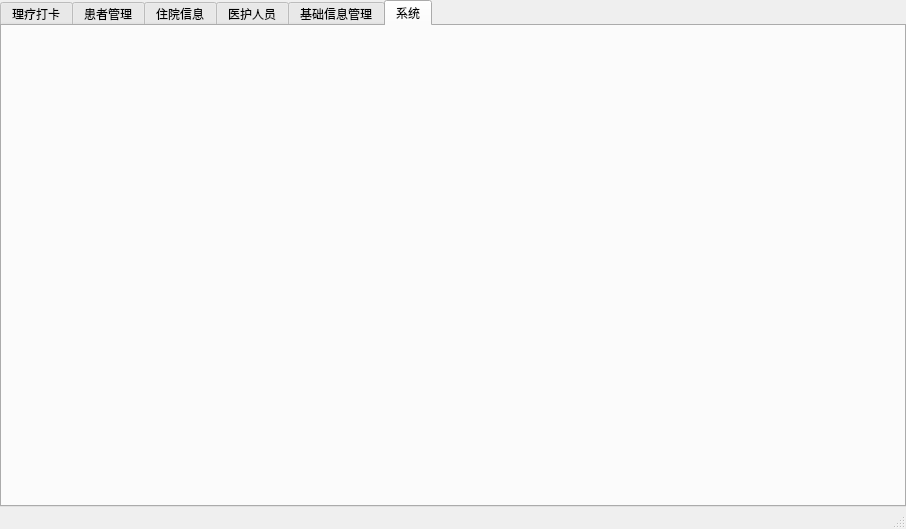
This is PhysioMgr/MainWindow.ui in yuylong/PhysioMgr as Qt 5 draws it before an edit. The edited form follows.
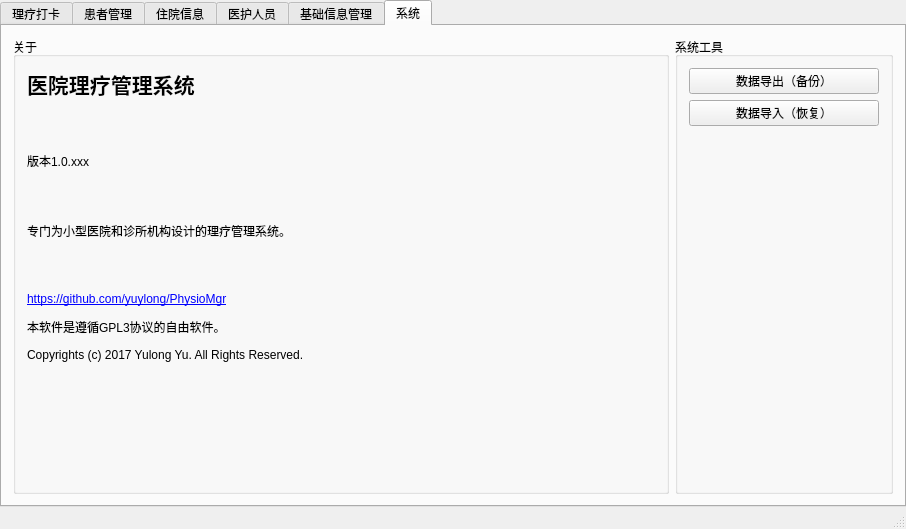
This is the edited form. The open tabs and pages were chosen to show the change.

Commit message: Add the process to delete physio log. Design the GUI for system tab.

```diff
--- a/PhysioMgr/MainWindow.ui
+++ b/PhysioMgr/MainWindow.ui
@@ -14,7 +14,7 @@
    <string>医院理疗管理系统</string>
   </property>
   <widget class="QWidget" name="centralWidget">
-   <layout class="QHBoxLayout" name="horizontalLayout">
+   <layout class="QVBoxLayout" name="verticalLayout_9">
     <property name="spacing">
      <number>0</number>
     </property>
@@ -982,6 +982,76 @@
        <attribute name="title">
         <string>系统</string>
        </attribute>
+       <layout class="QHBoxLayout" name="horizontalLayout" stretch="3,1">
+        <item>
+         <widget class="QGroupBox" name="groupBox_7">
+          <property name="title">
+           <string>关于</string>
+          </property>
+          <layout class="QVBoxLayout" name="verticalLayout_10" stretch="0,1">
+           <item>
+            <widget class="QLabel" name="label_12">
+             <property name="text">
+              <string>&lt;html&gt;&lt;head/&gt;&lt;body&gt;&lt;p&gt;&lt;span style=&quot; font-size:16pt; font-weight:600;&quot;&gt;医院理疗管理系统&lt;/span&gt;&lt;/p&gt;&lt;p&gt;&lt;br/&gt;&lt;/p&gt;&lt;p&gt;版本1.0.xxx&lt;/p&gt;&lt;p&gt;&lt;br/&gt;&lt;/p&gt;&lt;p&gt;专门为小型医院和诊所机构设计的理疗管理系统。&lt;/p&gt;&lt;p&gt;&lt;br/&gt;&lt;/p&gt;&lt;p&gt;&lt;a href=&quot;https://github.com/yuylong/PhysioMgr&quot;&gt;&lt;span style=&quot; text-decoration: underline; color:#0000ff;&quot;&gt;https://github.com/yuylong/PhysioMgr&lt;/span&gt;&lt;/a&gt;&lt;/p&gt;&lt;p&gt;本软件是遵循GPL3协议的自由软件。&lt;/p&gt;&lt;p&gt;Copyrights (c) 2017 Yulong Yu. All Rights Reserved.&lt;/p&gt;&lt;p&gt;&lt;br/&gt;&lt;/p&gt;&lt;/body&gt;&lt;/html&gt;</string>
+             </property>
+             <property name="margin">
+              <number>24</number>
+             </property>
+            </widget>
+           </item>
+           <item>
+            <spacer name="verticalSpacer_2">
+             <property name="orientation">
+              <enum>Qt::Vertical</enum>
+             </property>
+             <property name="sizeHint" stdset="0">
+              <size>
+               <width>20</width>
+               <height>40</height>
+              </size>
+             </property>
+            </spacer>
+           </item>
+          </layout>
+         </widget>
+        </item>
+        <item>
+         <widget class="QGroupBox" name="groupBox_8">
+          <property name="title">
+           <string>系统工具</string>
+          </property>
+          <layout class="QVBoxLayout" name="verticalLayout_11" stretch="0,0,1">
+           <item>
+            <widget class="QPushButton" name="pushButton_2">
+             <property name="text">
+              <string>数据导出（备份）</string>
+             </property>
+            </widget>
+           </item>
+           <item>
+            <widget class="QPushButton" name="pushButton">
+             <property name="text">
+              <string>数据导入（恢复）</string>
+             </property>
+            </widget>
+           </item>
+           <item>
+            <spacer name="verticalSpacer">
+             <property name="orientation">
+              <enum>Qt::Vertical</enum>
+             </property>
+             <property name="sizeHint" stdset="0">
+              <size>
+               <width>20</width>
+               <height>40</height>
+              </size>
+             </property>
+            </spacer>
+           </item>
+          </layout>
+         </widget>
+        </item>
+       </layout>
       </widget>
      </widget>
     </item>
```
Left out of the diff: 2 changed lines with no effect on the pictures. The commit also changes 5 other files.
